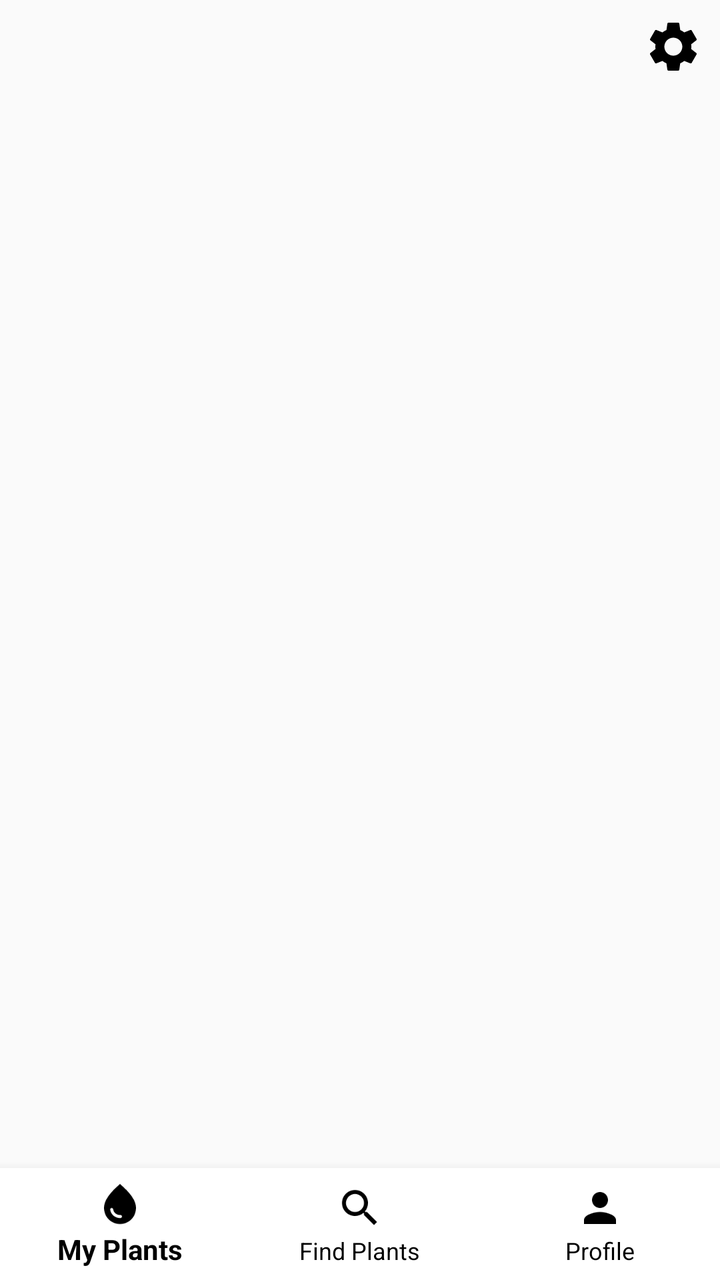
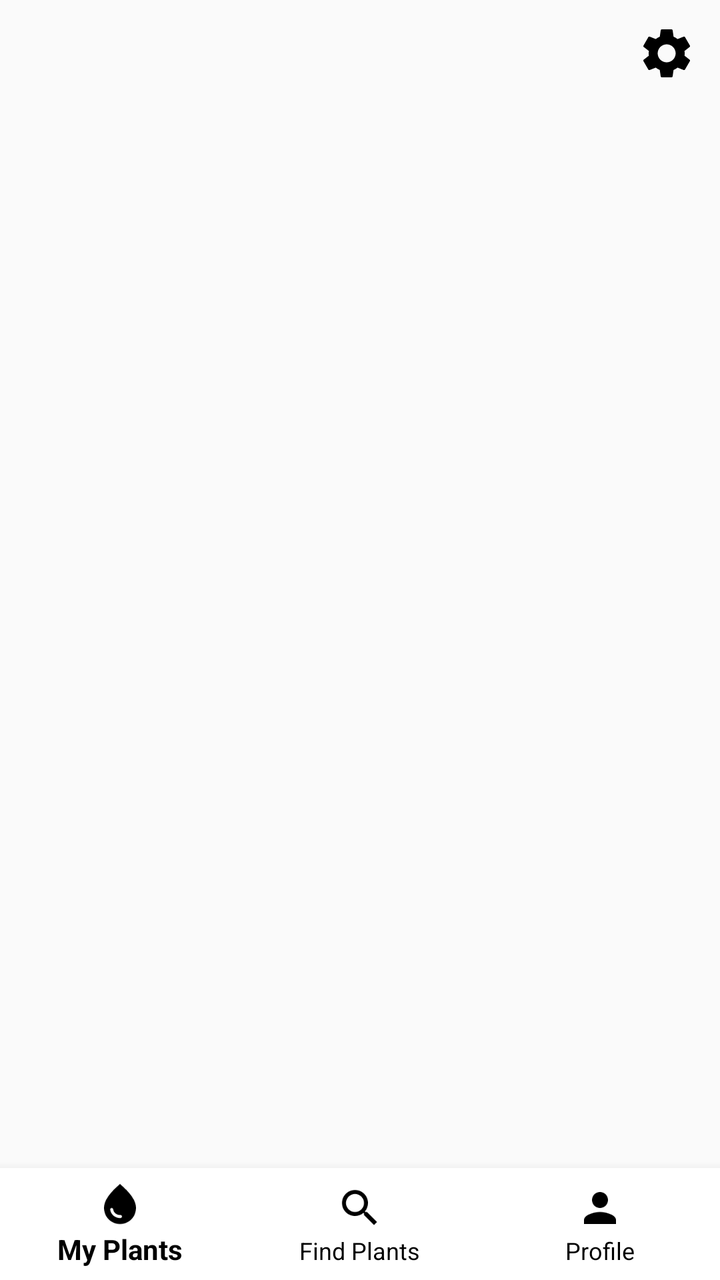

Screens rendered from an Android XML layout before and after an edit, with the pre-edit source and the edit as a unified diff.
<!-- AndroidManifest.xml: application theme Theme.Licenta_v2 -->
<!-- res/layout/activity_home.xml -->
<?xml version="1.0" encoding="utf-8"?>
<androidx.drawerlayout.widget.DrawerLayout
    xmlns:android="http://schemas.android.com/apk/res/android"
    xmlns:app="http://schemas.android.com/apk/res-auto"
    xmlns:tools="http://schemas.android.com/tools"
    android:id="@+id/drawer_layout"
    android:layout_width="match_parent"
    android:layout_height="match_parent"
    tools:context=".ui.home.HomeActivity">

    
    <androidx.constraintlayout.widget.ConstraintLayout
        android:id="@+id/main"
        android:layout_width="match_parent"
        android:layout_height="match_parent">

        <ImageView
            android:id="@+id/settings"
            android:layout_width="30dp"
            android:layout_height="30dp"
            android:layout_marginTop="25px"
            android:layout_marginEnd="25px"
            android:contentDescription="Iconiță setări"
            android:src="@drawable/settings"
            app:layout_constraintEnd_toEndOf="parent"
            app:layout_constraintTop_toTopOf="parent" />

        <FrameLayout
            android:id="@+id/frame_layout"
            android:layout_width="0dp"
            android:layout_height="0dp"
            app:layout_constraintBottom_toTopOf="@+id/bottomNavigationView"
            app:layout_constraintEnd_toEndOf="parent"
            app:layout_constraintHorizontal_bias="0.0"
            app:layout_constraintStart_toStartOf="parent"
            app:layout_constraintTop_toTopOf="parent"/>

        <com.google.android.material.bottomnavigation.BottomNavigationView
            android:id="@+id/bottomNavigationView"
            android:layout_width="match_parent"
            android:layout_height="wrap_content"
            app:layout_constraintBottom_toBottomOf="parent"
            app:layout_constraintEnd_toEndOf="parent"
            app:menu="@menu/bottom_nav_menu"
            android:background="@color/white"
            app:itemIconTint="@color/black"
            app:itemTextColor="@color/black"/>
    </androidx.constraintlayout.widget.ConstraintLayout>

    
    <com.google.android.material.navigation.NavigationView
        android:id="@+id/navigation_view"
        android:layout_width="280dp"
        android:layout_height="match_parent"
        android:layout_gravity="end"
        app:menu="@menu/drawer_menu"
        android:background="@color/white"/>

</androidx.drawerlayout.widget.DrawerLayout>
<!-- resources referenced by this layout -->
<resources>
  <color name="black">#FF000000</color>
  <color name="white">#FFFFFFFF</color>
  <!-- drawable settings (drawable) -->
  <vector xmlns:android="http://schemas.android.com/apk/res/android" android:height="24dp" android:tint="#000000" android:viewportHeight="24" android:viewportWidth="24" android:width="24dp">
        
      <path android:fillColor="@android:color/white" android:pathData="M19.14,12.94c0.04,-0.3 0.06,-0.61 0.06,-0.94c0,-0.32 -0.02,-0.64 -0.07,-0.94l2.03,-1.58c0.18,-0.14 0.23,-0.41 0.12,-0.61l-1.92,-3.32c-0.12,-0.22 -0.37,-0.29 -0.59,-0.22l-2.39,0.96c-0.5,-0.38 -1.03,-0.7 -1.62,-0.94L14.4,2.81c-0.04,-0.24 -0.24,-0.41 -0.48,-0.41h-3.84c-0.24,0 -0.43,0.17 -0.47,0.41L9.25,5.35C8.66,5.59 8.12,5.92 7.63,6.29L5.24,5.33c-0.22,-0.08 -0.47,0 -0.59,0.22L2.74,8.87C2.62,9.08 2.66,9.34 2.86,9.48l2.03,1.58C4.84,11.36 4.8,11.69 4.8,12s0.02,0.64 0.07,0.94l-2.03,1.58c-0.18,0.14 -0.23,0.41 -0.12,0.61l1.92,3.32c0.12,0.22 0.37,0.29 0.59,0.22l2.39,-0.96c0.5,0.38 1.03,0.7 1.62,0.94l0.36,2.54c0.05,0.24 0.24,0.41 0.48,0.41h3.84c0.24,0 0.44,-0.17 0.47,-0.41l0.36,-2.54c0.59,-0.24 1.13,-0.56 1.62,-0.94l2.39,0.96c0.22,0.08 0.47,0 0.59,-0.22l1.92,-3.32c0.12,-0.22 0.07,-0.47 -0.12,-0.61L19.14,12.94zM12,15.6c-1.98,0 -3.6,-1.62 -3.6,-3.6s1.62,-3.6 3.6,-3.6s3.6,1.62 3.6,3.6S13.98,15.6 12,15.6z"/>
      
  </vector>
  <style name="Theme.Licenta_v2" parent="Base.Theme.Licenta_v2" />
  <style name="Base.Theme.Licenta_v2" parent="Theme.AppCompat.Light.NoActionBar">
          
          
      </style>
</resources>

<!-- the commit's change to res/layout/activity_home.xml (unified diff, before → after) -->
@@ -18,8 +18,8 @@
             android:id="@+id/settings"
             android:layout_width="30dp"
             android:layout_height="30dp"
-            android:layout_marginTop="25px"
-            android:layout_marginEnd="25px"
+            android:layout_marginTop="35px"
+            android:layout_marginEnd="35px"
             android:contentDescription="Iconiță setări"
             android:src="@drawable/settings"
             app:layout_constraintEnd_toEndOf="parent"
